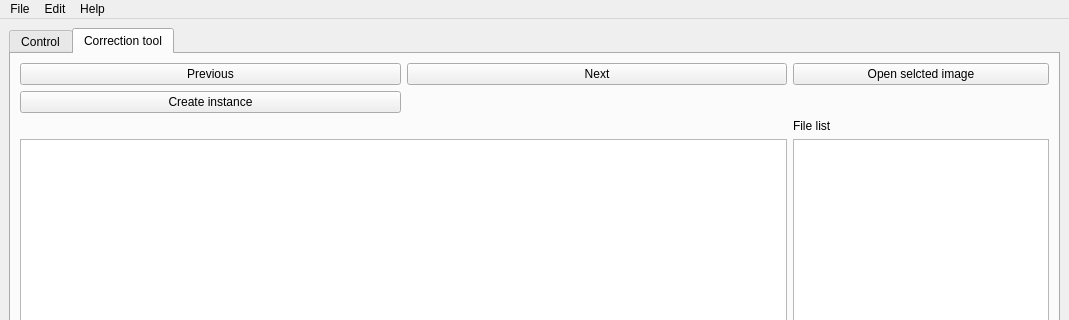
Old version of the form src/gui/app_window.ui in the repository TheGrycek/Tardigrada; both pictures show x 0 to 1069 and y 0 to 320 of the 1069 by 848 pixel window.
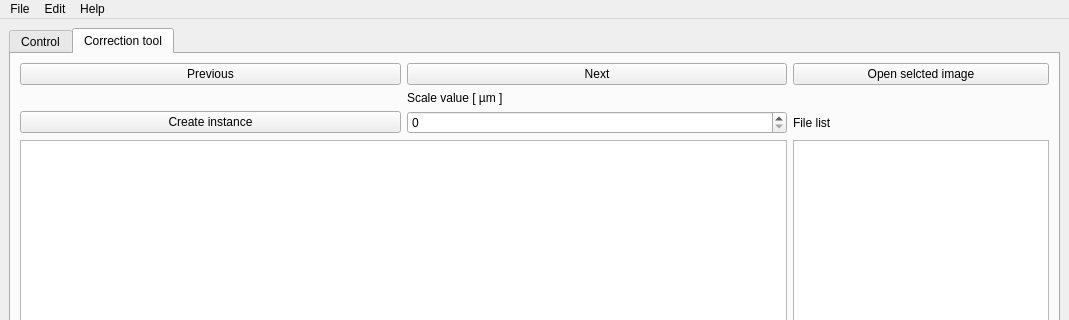
New version of the form. The open tabs and pages were chosen to show the change. Icons and pictures are not drawn.

Commit message: yolo model added, scale value box added

```diff
--- a/src/gui/app_window.ui
+++ b/src/gui/app_window.ui
@@ -30,13 +30,13 @@
    <layout class="QGridLayout" name="gridLayout_2">
     <item row="0" column="1">
      <layout class="QGridLayout" name="gridLayout">
-      <item row="1" column="0">
+      <item row="0" column="0">
        <widget class="QTabWidget" name="tabWidget">
         <property name="tabShape">
          <enum>QTabWidget::Rounded</enum>
         </property>
         <property name="currentIndex">
-         <number>0</number>
+         <number>1</number>
         </property>
         <property name="movable">
          <bool>true</bool>
@@ -50,6 +50,11 @@
            <layout class="QGridLayout" name="gridLayout_3">
             <item row="2" column="0">
              <widget class="QComboBox" name="detectionComboBox">
+              <item>
+               <property name="text">
+                <string>YOLOv8m pose</string>
+               </property>
+              </item>
               <item>
                <property name="text">
                 <string>keypoint RCNN</string>
@@ -177,29 +182,6 @@
           <string>Correction tool</string>
          </attribute>
          <layout class="QGridLayout" name="gridLayout_5">
-          <item row="3" column="2">
-           <widget class="QListWidget" name="imagesListWidget">
-            <property name="enabled">
-             <bool>true</bool>
-            </property>
-            <property name="sizePolicy">
-             <sizepolicy hsizetype="Fixed" vsizetype="Expanding">
-              <horstretch>0</horstretch>
-              <verstretch>0</verstretch>
-             </sizepolicy>
-            </property>
-           </widget>
-          </item>
-          <item row="3" column="0" colspan="2">
-           <widget class="QGraphicsView" name="graphicsView"/>
-          </item>
-          <item row="2" column="2">
-           <widget class="QLabel" name="label_4">
-            <property name="text">
-             <string>File list</string>
-            </property>
-           </widget>
-          </item>
           <item row="0" column="0">
            <widget class="QPushButton" name="previousButton">
             <property name="text">
@@ -211,17 +193,6 @@
             </property>
            </widget>
           </item>
-          <item row="0" column="1">
-           <widget class="QPushButton" name="nextButton">
-            <property name="text">
-             <string>Next</string>
-            </property>
-            <property name="icon">
-             <iconset>
-              <normaloff>icons/arrow.png</normaloff>icons/arrow.png</iconset>
-            </property>
-           </widget>
-          </item>
           <item row="0" column="2">
            <widget class="QPushButton" name="openImageButton">
             <property name="text">
@@ -233,7 +204,55 @@
             </property>
            </widget>
           </item>
-          <item row="1" column="0">
+          <item row="2" column="1">
+           <widget class="QLabel" name="label">
+            <property name="text">
+             <string>Scale value [ µm ]</string>
+            </property>
+           </widget>
+          </item>
+          <item row="5" column="0" colspan="2">
+           <widget class="QGraphicsView" name="graphicsView"/>
+          </item>
+          <item row="0" column="1">
+           <widget class="QPushButton" name="nextButton">
+            <property name="text">
+             <string>Next</string>
+            </property>
+            <property name="icon">
+             <iconset>
+              <normaloff>icons/arrow.png</normaloff>icons/arrow.png</iconset>
+            </property>
+           </widget>
+          </item>
+          <item row="4" column="2">
+           <widget class="QLabel" name="label_4">
+            <property name="text">
+             <string>File list</string>
+            </property>
+           </widget>
+          </item>
+          <item row="5" column="2">
+           <widget class="QListWidget" name="imagesListWidget">
+            <property name="enabled">
+             <bool>true</bool>
+            </property>
+            <property name="sizePolicy">
+             <sizepolicy hsizetype="Fixed" vsizetype="Expanding">
+              <horstretch>0</horstretch>
+              <verstretch>0</verstretch>
+             </sizepolicy>
+            </property>
+           </widget>
+          </item>
+          <item row="4" column="1">
+           <widget class="QSpinBox" name="scaleSpinBox">
+            <property name="maximum">
+             <number>999999999</number>
+            </property>
+           </widget>
+          </item>
+          <item row="4" column="0">
            <widget class="QPushButton" name="instanceButton">
             <property name="text">
              <string>Create instance</string>
```
The commit also changes 26 other files.
